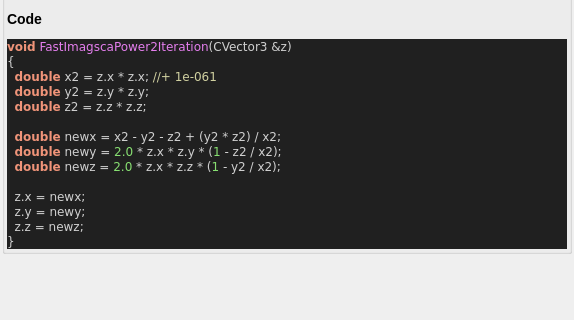
Above: mandelbulber2/qt_data/fractal_imagsca_power_2.ui from buddhi1980/mandelbulber2 before the change; both pictures show x 0 to 574 and y 147 to 467 of the 574 by 692 pixel window. Below: the same form after it.
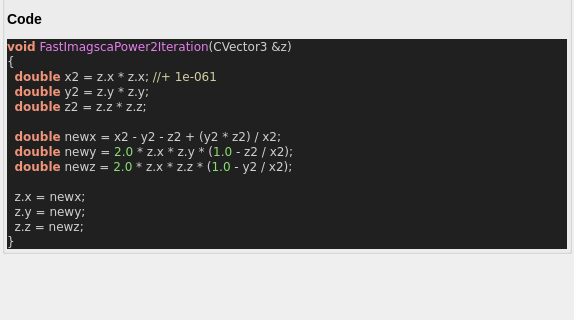
That is the form after the change. Custom widgets are drawn as their Qt base class.

Diff of the .ui file:
```diff
--- a/mandelbulber2/qt_data/fractal_imagsca_power_2.ui
+++ b/mandelbulber2/qt_data/fractal_imagsca_power_2.ui
@@ -83,8 +83,8 @@
   &lt;span style=&quot;color:#f09479; font-weight:bold&quot;&gt;double&lt;/span&gt; z2 &lt;span style=&quot;color:#d0d0d0&quot;&gt;=&lt;/span&gt; z&lt;span style=&quot;color:#d0d0d0&quot;&gt;.&lt;/span&gt;z &lt;span style=&quot;color:#d0d0d0&quot;&gt;*&lt;/span&gt; z&lt;span style=&quot;color:#d0d0d0&quot;&gt;.&lt;/span&gt;z&lt;span style=&quot;color:#d0d0d0&quot;&gt;;&lt;/span&gt;
 
   &lt;span style=&quot;color:#f09479; font-weight:bold&quot;&gt;double&lt;/span&gt; newx &lt;span style=&quot;color:#d0d0d0&quot;&gt;=&lt;/span&gt; x2 &lt;span style=&quot;color:#d0d0d0&quot;&gt;-&lt;/span&gt; y2 &lt;span style=&quot;color:#d0d0d0&quot;&gt;-&lt;/span&gt; z2 &lt;span style=&quot;color:#d0d0d0&quot;&gt;+ (&lt;/span&gt;y2 &lt;span style=&quot;color:#d0d0d0&quot;&gt;*&lt;/span&gt; z2&lt;span style=&quot;color:#d0d0d0&quot;&gt;) /&lt;/span&gt; x2&lt;span style=&quot;color:#d0d0d0&quot;&gt;;&lt;/span&gt;
-  &lt;span style=&quot;color:#f09479; font-weight:bold&quot;&gt;double&lt;/span&gt; newy &lt;span style=&quot;color:#d0d0d0&quot;&gt;=&lt;/span&gt; &lt;span style=&quot;color:#87df71&quot;&gt;2.0&lt;/span&gt; &lt;span style=&quot;color:#d0d0d0&quot;&gt;*&lt;/span&gt; z&lt;span style=&quot;color:#d0d0d0&quot;&gt;.&lt;/span&gt;x &lt;span style=&quot;color:#d0d0d0&quot;&gt;*&lt;/span&gt; z&lt;span style=&quot;color:#d0d0d0&quot;&gt;.&lt;/span&gt;y &lt;span style=&quot;color:#d0d0d0&quot;&gt;* (&lt;/span&gt;&lt;span style=&quot;color:#87df71&quot;&gt;1&lt;/span&gt; &lt;span style=&quot;color:#d0d0d0&quot;&gt;-&lt;/span&gt; z2 &lt;span style=&quot;color:#d0d0d0&quot;&gt;/&lt;/span&gt; x2&lt;span style=&quot;color:#d0d0d0&quot;&gt;);&lt;/span&gt;
-  &lt;span style=&quot;color:#f09479; font-weight:bold&quot;&gt;double&lt;/span&gt; newz &lt;span style=&quot;color:#d0d0d0&quot;&gt;=&lt;/span&gt; &lt;span style=&quot;color:#87df71&quot;&gt;2.0&lt;/span&gt; &lt;span style=&quot;color:#d0d0d0&quot;&gt;*&lt;/span&gt; z&lt;span style=&quot;color:#d0d0d0&quot;&gt;.&lt;/span&gt;x &lt;span style=&quot;color:#d0d0d0&quot;&gt;*&lt;/span&gt; z&lt;span style=&quot;color:#d0d0d0&quot;&gt;.&lt;/span&gt;z &lt;span style=&quot;color:#d0d0d0&quot;&gt;* (&lt;/span&gt;&lt;span style=&quot;color:#87df71&quot;&gt;1&lt;/span&gt; &lt;span style=&quot;color:#d0d0d0&quot;&gt;-&lt;/span&gt; y2 &lt;span style=&quot;color:#d0d0d0&quot;&gt;/&lt;/span&gt; x2&lt;span style=&quot;color:#d0d0d0&quot;&gt;);&lt;/span&gt;
+  &lt;span style=&quot;color:#f09479; font-weight:bold&quot;&gt;double&lt;/span&gt; newy &lt;span style=&quot;color:#d0d0d0&quot;&gt;=&lt;/span&gt; &lt;span style=&quot;color:#87df71&quot;&gt;2.0&lt;/span&gt; &lt;span style=&quot;color:#d0d0d0&quot;&gt;*&lt;/span&gt; z&lt;span style=&quot;color:#d0d0d0&quot;&gt;.&lt;/span&gt;x &lt;span style=&quot;color:#d0d0d0&quot;&gt;*&lt;/span&gt; z&lt;span style=&quot;color:#d0d0d0&quot;&gt;.&lt;/span&gt;y &lt;span style=&quot;color:#d0d0d0&quot;&gt;* (&lt;/span&gt;&lt;span style=&quot;color:#87df71&quot;&gt;1.0&lt;/span&gt; &lt;span style=&quot;color:#d0d0d0&quot;&gt;-&lt;/span&gt; z2 &lt;span style=&quot;color:#d0d0d0&quot;&gt;/&lt;/span&gt; x2&lt;span style=&quot;color:#d0d0d0&quot;&gt;);&lt;/span&gt;
+  &lt;span style=&quot;color:#f09479; font-weight:bold&quot;&gt;double&lt;/span&gt; newz &lt;span style=&quot;color:#d0d0d0&quot;&gt;=&lt;/span&gt; &lt;span style=&quot;color:#87df71&quot;&gt;2.0&lt;/span&gt; &lt;span style=&quot;color:#d0d0d0&quot;&gt;*&lt;/span&gt; z&lt;span style=&quot;color:#d0d0d0&quot;&gt;.&lt;/span&gt;x &lt;span style=&quot;color:#d0d0d0&quot;&gt;*&lt;/span&gt; z&lt;span style=&quot;color:#d0d0d0&quot;&gt;.&lt;/span&gt;z &lt;span style=&quot;color:#d0d0d0&quot;&gt;* (&lt;/span&gt;&lt;span style=&quot;color:#87df71&quot;&gt;1.0&lt;/span&gt; &lt;span style=&quot;color:#d0d0d0&quot;&gt;-&lt;/span&gt; y2 &lt;span style=&quot;color:#d0d0d0&quot;&gt;/&lt;/span&gt; x2&lt;span style=&quot;color:#d0d0d0&quot;&gt;);&lt;/span&gt;
 
   z&lt;span style=&quot;color:#d0d0d0&quot;&gt;.&lt;/span&gt;x &lt;span style=&quot;color:#d0d0d0&quot;&gt;=&lt;/span&gt; newx&lt;span style=&quot;color:#d0d0d0&quot;&gt;;&lt;/span&gt;
   z&lt;span style=&quot;color:#d0d0d0&quot;&gt;.&lt;/span&gt;y &lt;span style=&quot;color:#d0d0d0&quot;&gt;=&lt;/span&gt; newy&lt;span style=&quot;color:#d0d0d0&quot;&gt;;&lt;/span&gt;
```
